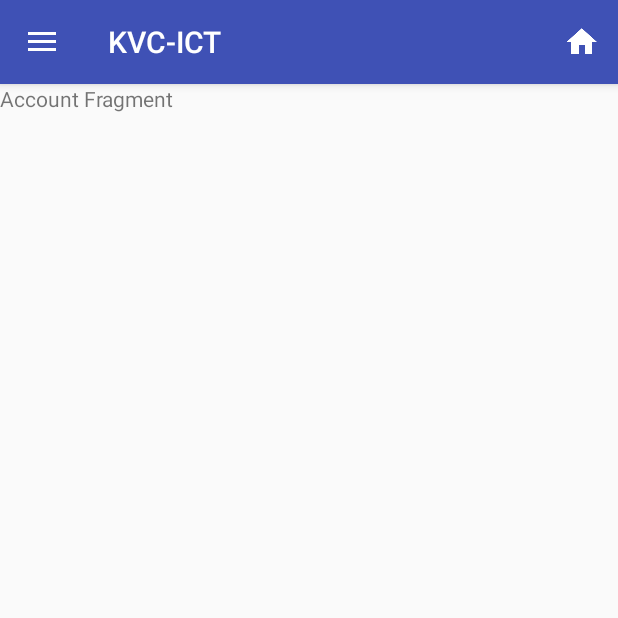
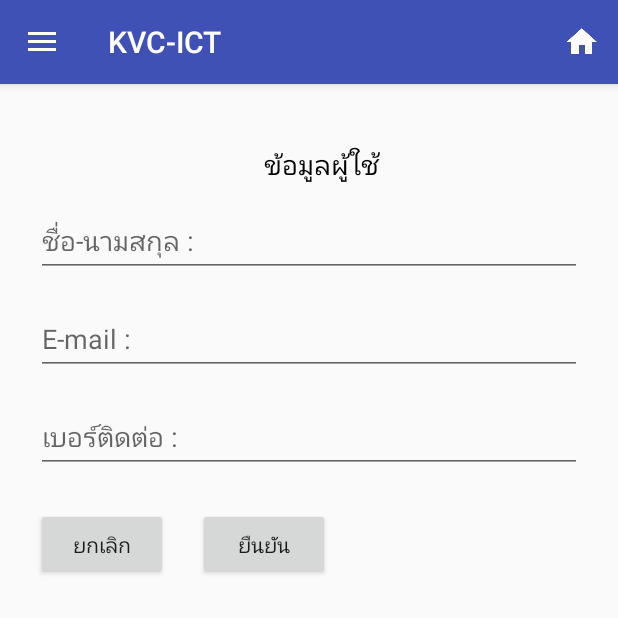
Before and after one commit to msoftteam/KVC-ICT, an Android app: the fragment AccountFragment placed in its activity, on a phone screen of 412 x 824 dp, the top half of it. Run offline under Robolectric (Android 15) with nearby library versions, the phone set to English and light mode, and no system bars.

Commit message:
Add page user.

```diff
--- a/app/src/main/AndroidManifest.xml
+++ b/app/src/main/AndroidManifest.xml
@@ -24,7 +24,8 @@
         <activity android:name="app.kvc.activity.NotAvailableActivity" />
         <activity android:name="app.kvc.activity.CleanActivity" />
         <activity android:name="app.kvc.adapters.RoomRecyclerAdapter" />
-        <activity android:name="app.kvc.adapters.CategoryRecyclerAdapter"></activity>
+        <activity android:name="app.kvc.adapters.CategoryRecyclerAdapter" />
+        <activity android:name="app.kvc.activity.CategoryChildActivity"></activity>
     </application>
 
 </manifest>
--- a/app/src/main/res/layout/fragment_account.xml
+++ b/app/src/main/res/layout/fragment_account.xml
@@ -1,10 +1,93 @@
 <?xml version="1.0" encoding="utf-8"?>
 <FrameLayout xmlns:android="http://schemas.android.com/apk/res/android"
-    android:layout_width="match_parent" android:layout_height="match_parent">
+    android:layout_width="match_parent"
+    android:layout_height="match_parent">
 
-    <TextView
-        android:id="@+id/textView4"
-        android:layout_width="wrap_content"
+    <LinearLayout
+        android:layout_width="match_parent"
         android:layout_height="wrap_content"
-        android:text="Account Fragment" />
+        android:orientation="vertical"
+        android:paddingLeft="24dp"
+        android:paddingRight="24dp"
+        android:paddingTop="40dp">
+
+        <android.support.v7.widget.AppCompatTextView
+            android:layout_width="match_parent"
+            android:layout_height="wrap_content"
+            android:paddingBottom="5dp"
+            android:paddingLeft="16dp"
+            android:text="ข้อมูลผู้ใช้"
+            android:textAlignment="center"
+            android:textColor="@android:color/black"
+            android:textSize="18sp" />
+
+        <android.support.design.widget.TextInputLayout
+            android:layout_width="match_parent"
+            android:layout_height="wrap_content"
+            android:layout_marginBottom="8dp"
+            android:paddingTop="1dp">
+
+            <EditText
+                android:id="@+id/input_FullName"
+                android:layout_width="match_parent"
+                android:layout_height="wrap_content"
+                android:hint="ชื่อ-นามสกุล :"
+                android:inputType="text" />
+        </android.support.design.widget.TextInputLayout>
+
+        <android.support.design.widget.TextInputLayout
+            android:layout_width="match_parent"
+            android:layout_height="wrap_content"
+            android:layout_marginBottom="8dp"
+
+            android:paddingTop="1dp">
+
+            <EditText
+                android:id="@+id/input_Mail"
+                android:layout_width="match_parent"
+                android:layout_height="wrap_content"
+                android:hint="E-mail :"
+                android:inputType="text" />
+        </android.support.design.widget.TextInputLayout>
+
+
+        <android.support.design.widget.TextInputLayout
+            android:layout_width="match_parent"
+            android:layout_height="wrap_content"
+            android:layout_marginBottom="8dp"
+            android:paddingTop="1dp">
+
+            <EditText
+                android:id="@+id/input_Phone"
+                android:layout_width="match_parent"
+                android:layout_height="wrap_content"
+                android:hint="เบอร์ติดต่อ :"
+                android:inputType="text" />
+        </android.support.design.widget.TextInputLayout>
+
+        <LinearLayout
+            android:layout_width="match_parent"
+            android:layout_height="wrap_content"
+            android:orientation="horizontal"
+            android:layout_gravity="right"
+            android:layout_marginTop="15dp">
+
+            <Button
+                android:id="@+id/BtnBlack"
+                android:layout_width="wrap_content"
+                android:layout_height="wrap_content"
+                android:layout_gravity="right"
+                android:layout_marginRight="20dp"
+
+                android:text="ยกเลิก" />
+
+            <Button
+                android:id="@+id/BtnClose"
+                android:layout_width="wrap_content"
+                android:layout_height="wrap_content"
+                android:layout_gravity="right"
+                android:layout_marginRight="130dp"
+                android:text="ยืนยัน" />
+        </LinearLayout>
+    </LinearLayout>
 </FrameLayout>
--- a/app/src/main/res/menu/actionbar_menu.xml
+++ b/app/src/main/res/menu/actionbar_menu.xml
@@ -10,7 +10,7 @@
     <item
         android:id="@+id/action_report_problem"
         android:icon="@mipmap/ic_border_color_white_24dp"
-        android:title="ReportProblem"
+        android:title="Report"
         app:showAsAction="ifRoom" />
 
 </menu>
```
Also changed, not shown: app/src/main/res/layout/fragment_main.xml (+43 -49 lines).
